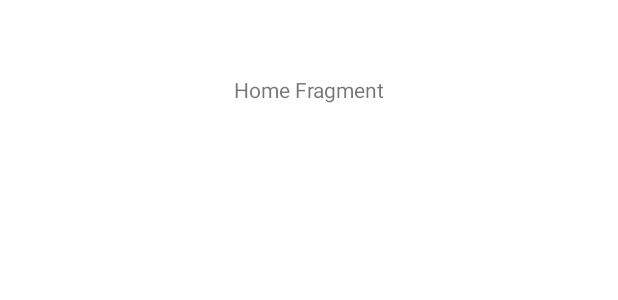
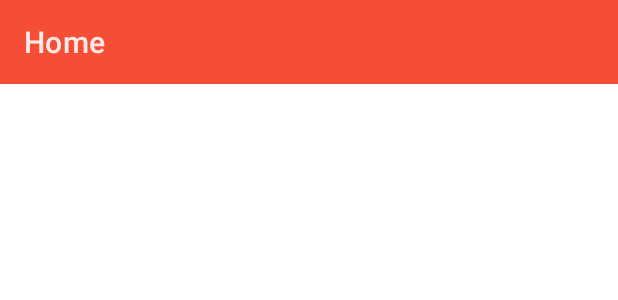
Before and after one commit to redpandacute/studnetz_beta, an Android app: the layout fragment_home.xml on its own in the app's theme, with its tools: preview values and no code run, on a phone screen of 412 x 824 dp. Shown: the top 300 px of the screen. Run offline under Robolectric (Android 15) with nearby library versions, the phone set to English and light mode, and no system bars.

Commit message:
Added Toolbar to Home Fragment

```diff
--- /dev/null
+++ b/app/src/main/res/drawable/ic_more_vert_white_24dp_88op.xml
@@ -0,0 +1,5 @@
+<vector android:alpha="0.88" android:height="24dp"
+    android:tint="#FFFFFF" android:viewportHeight="24.0"
+    android:viewportWidth="24.0" android:width="24dp" xmlns:android="http://schemas.android.com/apk/res/android">
+    <path android:fillColor="#FF000000" android:pathData="M12,8c1.1,0 2,-0.9 2,-2s-0.9,-2 -2,-2 -2,0.9 -2,2 0.9,2 2,2zM12,10c-1.1,0 -2,0.9 -2,2s0.9,2 2,2 2,-0.9 2,-2 -0.9,-2 -2,-2zM12,16c-1.1,0 -2,0.9 -2,2s0.9,2 2,2 2,-0.9 2,-2 -0.9,-2 -2,-2z"/>
+</vector>
--- a/app/src/main/res/layout/activity_main.xml
+++ b/app/src/main/res/layout/activity_main.xml
@@ -5,6 +5,7 @@
     android:layout_width="match_parent"
     android:layout_height="match_parent"
     tools:context=".home.MainActivity">
+
 
     <FrameLayout
         android:id="@+id/fl_container_main"
--- a/app/src/main/res/layout/fragment_home.xml
+++ b/app/src/main/res/layout/fragment_home.xml
@@ -1,15 +1,30 @@
 <?xml version="1.0" encoding="utf-8"?>
-<FrameLayout xmlns:android="http://schemas.android.com/apk/res/android"
+<androidx.constraintlayout.widget.ConstraintLayout xmlns:android="http://schemas.android.com/apk/res/android"
+    xmlns:app="http://schemas.android.com/apk/res-auto"
     xmlns:tools="http://schemas.android.com/tools"
     android:layout_width="match_parent"
     android:layout_height="match_parent"
     tools:context=".home.HomeFragment">
 
-    <TextView
-        android:layout_marginTop="50dp"
+    <androidx.coordinatorlayout.widget.CoordinatorLayout
+        android:id="@+id/coordinatorLayout"
         android:layout_width="match_parent"
         android:layout_height="wrap_content"
-        android:text="Home Fragment"
-        android:textAlignment="center"/>
+        app:layout_constraintTop_toTopOf="parent">
 
-</FrameLayout>
+        <com.google.android.material.appbar.MaterialToolbar
+            android:id="@+id/material_toolbar_home"
+            android:layout_width="match_parent"
+            android:layout_height="wrap_content"
+            app:title="Home"
+            app:titleTextColor="#E0FFFFFF"
+            android:background="@color/primary_color"
+
+
+            >
+
+        </com.google.android.material.appbar.MaterialToolbar>
+
+    </androidx.coordinatorlayout.widget.CoordinatorLayout>
+
+</androidx.constraintlayout.widget.ConstraintLayout>
--- a/app/src/main/res/values/strings.xml
+++ b/app/src/main/res/values/strings.xml
@@ -6,8 +6,9 @@
     <string name="activity_main_menu_home">Home</string>
     <string name="activity_main_menu_groups">Groups</string>
     <string name="activity_main_menu_notifications">Notifications</string>
-    <string name="activity_main_menu_profile">Profile</string>
 
-    <string name="hello_blank_fragment">Hello blank fragment</string>
+    <!-- Toolbar main, titles -->
+    <string name="toolbar_main_menu_profile">Profile</string>
+    <string name="toolbar_main_menu_settings">Settings</string>
 
 </resources>
```
Also changed, not shown: app/src/main/java/com/unnamed/studnetz_beta/home/HomeFragment.java (+48 -0 lines), app/src/main/res/menu/menu_bottomnavbar_main.xml (+2 -8 lines), app/src/main/res/menu/menu_toolbar_main.xml (added, +11 -0 lines).
